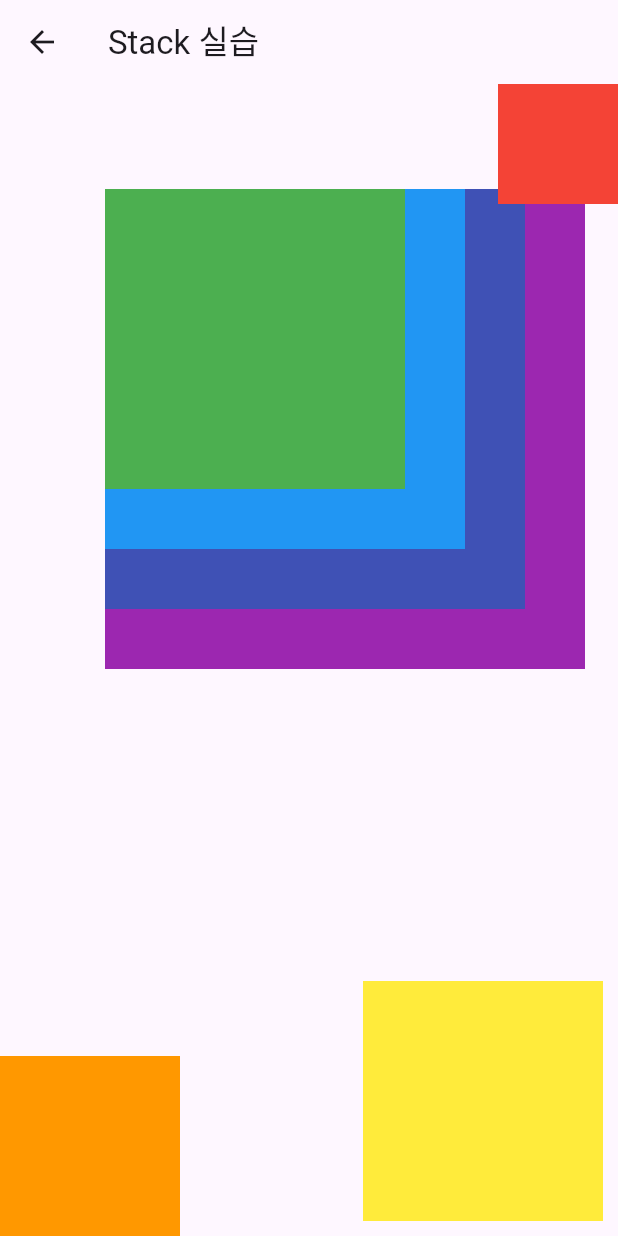
After one commit to oseoooojin/online_lecture_smwu, a Flutter app: the screen it shows after launch, after a tap on "Stack 실습", on a phone screen of 412 x 824 dp. The commit adds this screen. Run offline on Flutter 3.47's test engine with Material 3 defaults, Android fonts, the phone set to English and light mode, and no system bars.

Commit message:
stack_practice_screen.dart 추가

```diff
--- a/lib/screen/button_screen.dart
+++ b/lib/screen/button_screen.dart
@@ -8,6 +8,7 @@ import 'package:smwu/screen/row/row_practice_screen.dart';
 import 'package:smwu/screen/container_screen.dart';
 import 'package:smwu/screen/row/row_screen.dart';
 import 'package:smwu/screen/column_screen.dart';
+import 'package:smwu/screen/stack/stack_practice_screen.dart';
 import 'package:smwu/screen/text/text_practice_screen.dart';
 import 'package:smwu/screen/text/text_screen.dart';
 import 'package:smwu/screen/stack/stack_screen.dart';
@@ -135,6 +136,16 @@ class ButtonScreen extends StatelessWidget {
                     ));
                   },
                   child: Text("Stack")),
+              SizedBox(height: 10),
+              ElevatedButton(
+                  onPressed: () {
+                    Navigator.push(context, MaterialPageRoute(
+                      builder: (context) {
+                        return StackPracticeScreen();
+                      },
+                    ));
+                  },
+                  child: Text("Stack 실습")),
             ],
           ),
         ),
--- /dev/null
+++ b/lib/screen/stack/stack_practice_screen.dart
@@ -0,0 +1,76 @@
+
+
+import 'package:flutter/material.dart';
+
+class StackPracticeScreen extends StatelessWidget {
+  const StackPracticeScreen({super.key});
+
+  @override
+  Widget build(BuildContext context) {
+    return Scaffold(
+      appBar: AppBar(title: Text("Stack 실습"),),
+      body: SizedBox(
+        width: double.infinity,
+        height: double.infinity,
+        child: Stack(
+          children: [
+            //Stack 내부에서 사용 가능
+            Positioned(
+              top: 70,
+              left: 70,
+              child: Container(
+                color: Colors.purple,
+                width: 320, height: 320,
+              ),
+            ),
+            Positioned(
+              top: 70,
+              left: 70,
+              child: Container(
+                color: Colors.indigo,
+                width: 280, height: 280,
+              ),
+            ),
+            Positioned(
+              top: 70,
+              left: 70,
+              child: Container(
+                color: Colors.blue,
+                width: 240, height: 240,
+              ),
+            ),
+            Positioned(
+              top: 70,
+              left: 70,
+              child: Container(
+                color: Colors.green,
+                width: 200, height: 200,
+              ),
+            ),
+            Positioned(
+              right: 10, bottom: 10,
+              child: Container(
+                color: Colors.yellow,
+                width: 160, height: 160,
+              ),
+            ),
+            Positioned(
+              bottom: 0,
+              child: Container(
+                color: Colors.orange,
+                width: 120, height: 120,
+              ),
+            ),
+            Positioned(
+              right: 0,
+              child: Container(
+                color: Colors.red,
+                width: 80, height: 80,
+              ),
+            )
+          ],
+        ),
+      ),
+    );
+  }
+}
--- a/lib/screen/stack/stack_screen.dart
+++ b/lib/screen/stack/stack_screen.dart
@@ -31,7 +31,6 @@ class StackScreen extends StatelessWidget {
                 color: Colors.orange,
                 width: 160,
                 height: 160,
-
               ),
             ),
             Positioned(
```
